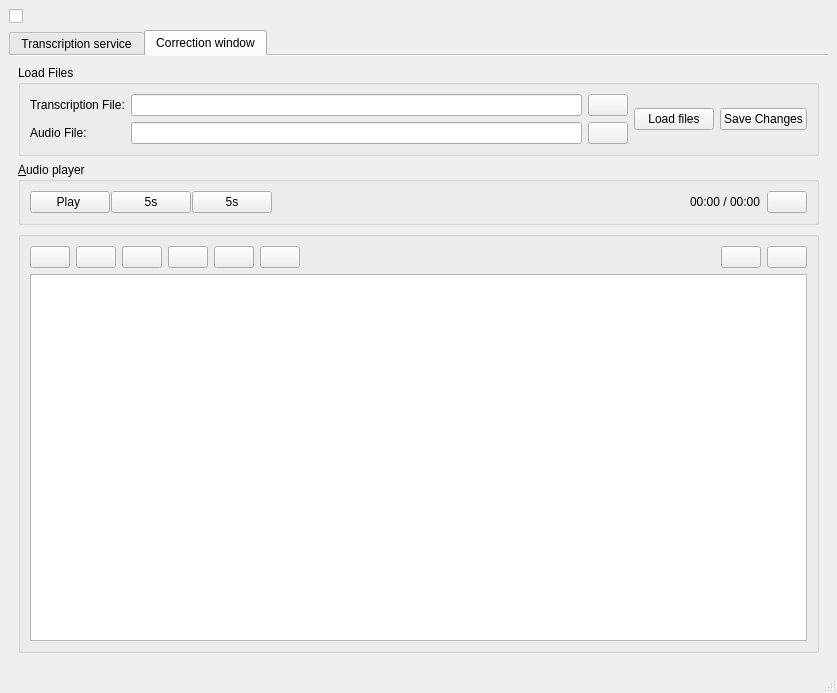
Qt form ui/main_window.ui (OLi-pel/AutoVerse) before a commit.
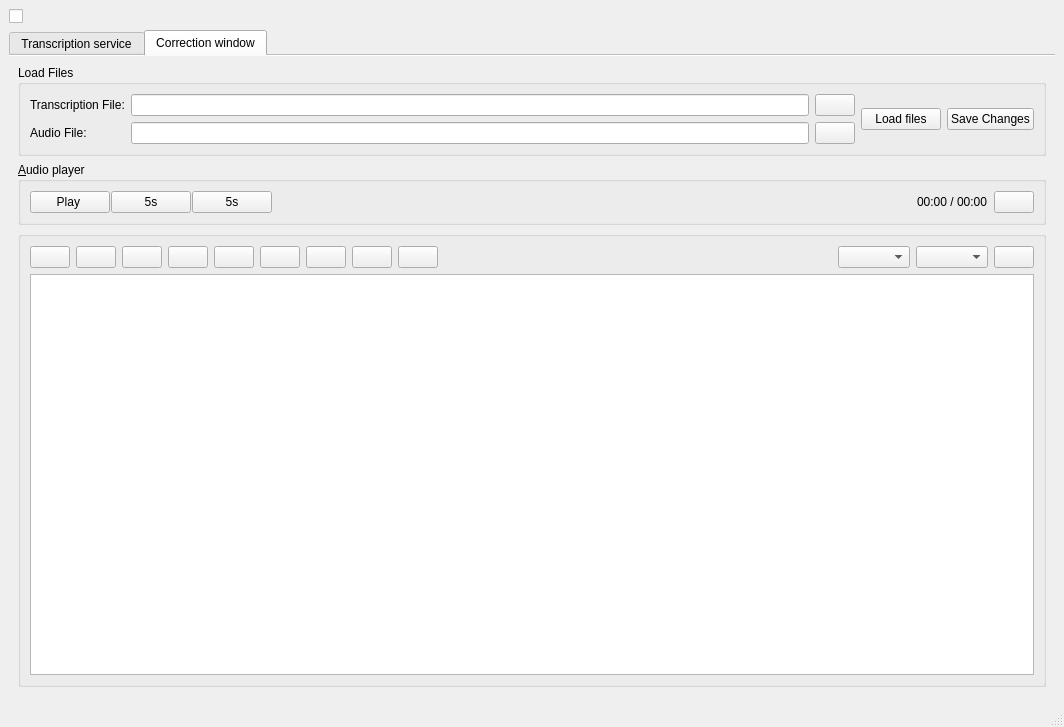
The same form after that commit. The open tabs and pages were chosen to show the change. Icons and pictures are not drawn. Custom widgets are drawn as their Qt base class.

```diff
--- a/ui/main_window.ui
+++ b/ui/main_window.ui
@@ -6,8 +6,8 @@
    <rect>
     <x>0</x>
     <y>0</y>
-    <width>837</width>
-    <height>693</height>
+    <width>1064</width>
+    <height>727</height>
    </rect>
   </property>
   <property name="windowTitle">
@@ -575,17 +575,30 @@
                 </widget>
                </item>
                <item>
-                <spacer name="horizontalSpacer">
-                 <property name="orientation">
-                  <enum>Qt::Orientation::Horizontal</enum>
+                <widget class="QPushButton" name="merge_segments_btn">
+                 <property name="sizePolicy">
+                  <sizepolicy hsizetype="Fixed" vsizetype="Fixed">
+                   <horstretch>0</horstretch>
+                   <verstretch>0</verstretch>
+                  </sizepolicy>
                  </property>
-                 <property name="sizeHint" stdset="0">
-                  <size>
-                   <width>40</width>
-                   <height>20</height>
-                  </size>
+                 <property name="text">
+                  <string/>
                  </property>
-                </spacer>
+                </widget>
+               </item>
+               <item>
+                <widget class="QPushButton" name="delete_segment_btn">
+                 <property name="sizePolicy">
+                  <sizepolicy hsizetype="Fixed" vsizetype="Fixed">
+                   <horstretch>0</horstretch>
+                   <verstretch>0</verstretch>
+                  </sizepolicy>
+                 </property>
+                 <property name="text">
+                  <string/>
+                 </property>
+                </widget>
                </item>
                <item>
                 <widget class="QPushButton" name="correction_assign_speakers_btn">
@@ -606,6 +619,39 @@
                  </property>
                 </widget>
                </item>
+               <item>
+                <spacer name="horizontalSpacer">
+                 <property name="orientation">
+                  <enum>Qt::Orientation::Horizontal</enum>
+                 </property>
+                 <property name="sizeHint" stdset="0">
+                  <size>
+                   <width>40</width>
+                   <height>20</height>
+                  </size>
+                 </property>
+                </spacer>
+               </item>
+               <item>
+                <widget class="QComboBox" name="text_font">
+                 <property name="sizePolicy">
+                  <sizepolicy hsizetype="Fixed" vsizetype="Fixed">
+                   <horstretch>0</horstretch>
+                   <verstretch>0</verstretch>
+                  </sizepolicy>
+                 </property>
+                </widget>
+               </item>
+               <item>
+                <widget class="QComboBox" name="Police_size">
+                 <property name="sizePolicy">
+                  <sizepolicy hsizetype="Fixed" vsizetype="Fixed">
+                   <horstretch>0</horstretch>
+                   <verstretch>0</verstretch>
+                  </sizepolicy>
+                 </property>
+                </widget>
+               </item>
                <item>
                 <widget class="QPushButton" name="change_highlight_color_btn">
                  <property name="sizePolicy">
```
Left out of the diff: 2 changed lines with no effect on the pictures.
